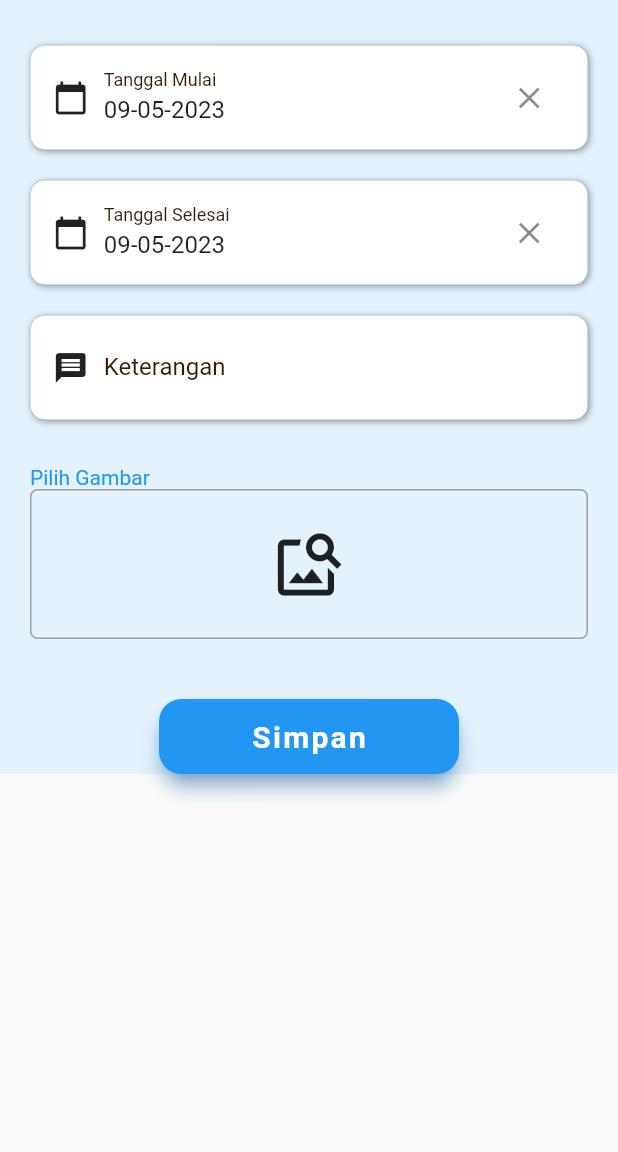
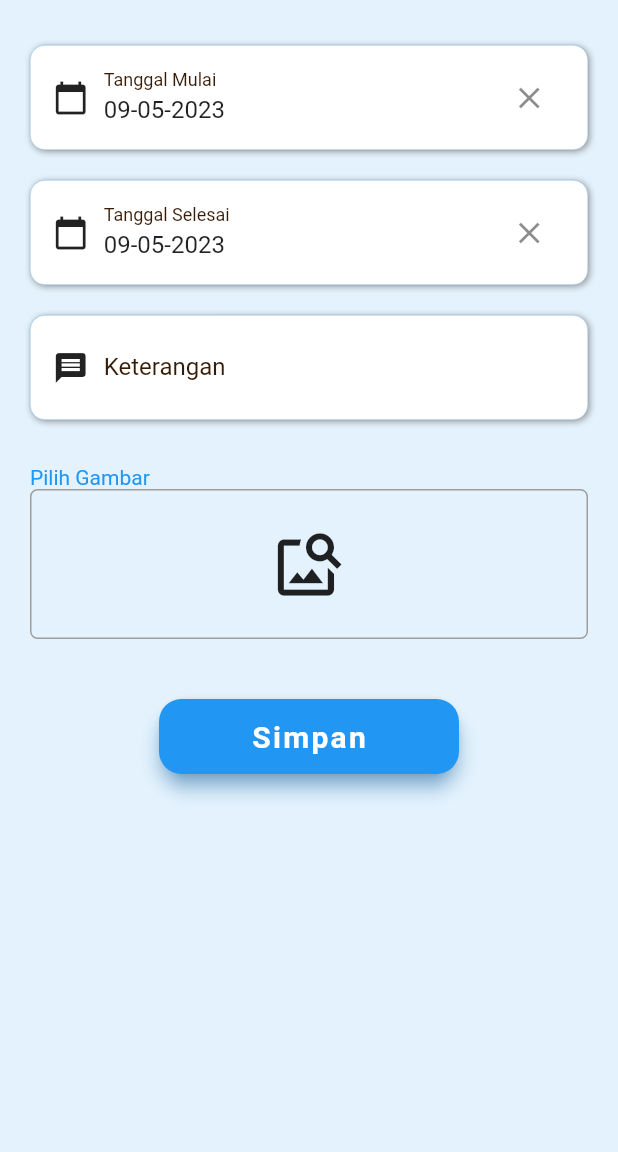
Before and after one commit to dhank77/jamkerja_app, a Flutter app: the MenuSakitView screen opened by its route, after a tap on "TAMBAH", on a phone screen of 412 x 824 dp, the part 84-1236 px from its top. Run offline on Flutter 3.47's test engine with Material 2 defaults, Android fonts, the phone set to English and light mode, and no system bars; our stand-ins replace cached_network_image, camera, datetime_picker_formfield_new, device_info_plus, flutter_cache_manager, flutter_image_compress and 10 more; missing offline and left inert: flutter_barcode_scanner, onesignal_flutter, pdf_render, trust_location; accounts and stored records are empty.

Commit message:
menu2 pengajuan dan tested

```diff
--- a/lib/app/modules/menu_ijin/views/menu_ijin_view.dart
+++ b/lib/app/modules/menu_ijin/views/menu_ijin_view.dart
@@ -14,7 +14,7 @@ class MenuIjinView extends GetView<MenuIjinController> {
     return Scaffold(
       appBar: const AppBarCustom(),
       body: Container(
-        color: Colors.blueAccent[50],
+        color: Colors.blue[50],
         padding: const EdgeInsets.only(left: 16, right: 16, top: 8, bottom: 8),
         child: Column(
           children: [
--- a/lib/app/modules/menu_izin/views/menu_izin_view.dart
+++ b/lib/app/modules/menu_izin/views/menu_izin_view.dart
@@ -14,7 +14,7 @@ class MenuIzinView extends GetView<MenuIzinController> {
     return Scaffold(
       appBar: const AppBarCustom(),
       body: Container(
-        color: Colors.blueAccent[50],
+        color: Colors.blue[50],
         padding: const EdgeInsets.only(left: 16, right: 16, top: 8, bottom: 8),
         child: Column(
           children: [
--- a/lib/app/modules/menu_sakit/views/menu_sakit_view.dart
+++ b/lib/app/modules/menu_sakit/views/menu_sakit_view.dart
@@ -14,7 +14,7 @@ class MenuSakitView extends GetView<MenuSakitController> {
     return Scaffold(
       appBar: const AppBarCustom(),
       body: Container(
-        color: Colors.blueAccent[50],
+        color: Colors.blue[50],
         padding: const EdgeInsets.only(left: 16, right: 16, top: 8, bottom: 8),
         child: Column(
           children: [
--- a/lib/app/modules/sakit_add/views/sakit_add_view.dart
+++ b/lib/app/modules/sakit_add/views/sakit_add_view.dart
@@ -15,9 +15,10 @@ class SakitAddView extends GetView<SakitAddController> {
   Widget build(BuildContext context) {
     return Scaffold(
       appBar: const AppBarCustom(),
-      body: SingleChildScrollView(
-        child: Container(
-          color: Colors.blue[50],
+      body: Container(
+        color: Colors.blue[50],
+        height: Get.height,
+        child: SingleChildScrollView(
           child: Column(
             children: [
               const SizedBox(
```
Also changed, not shown: lib/app/modules/ijin_add/views/ijin_add_view.dart (+4 -3 lines), lib/app/modules/izin_add/views/izin_add_view.dart (+4 -3 lines).
